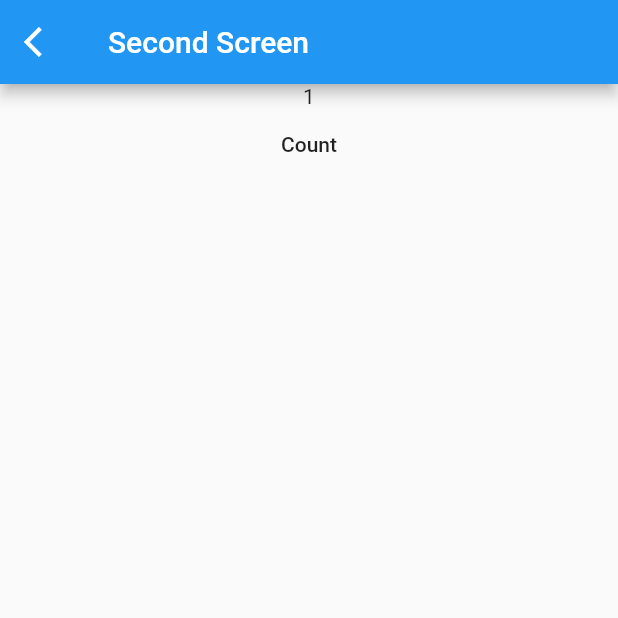
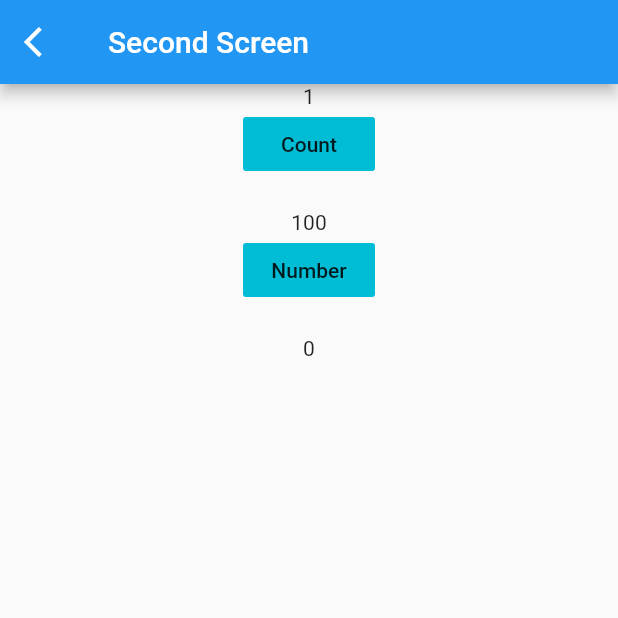
Before and after one commit to roshan1960701/Getx_practise, a Flutter app: the SecondScreen screen opened by its route, after a tap on "Count", on a phone screen of 412 x 824 dp, the top half of it. Run offline on Flutter 3.47's test engine with Material 2 defaults, Android fonts, the phone set to English and light mode, and no system bars; our stand-ins replace get.

Commit message:
Controller init and close implemented

```diff
--- /dev/null
+++ b/lib/Pages/Home/Controller/second_controller.dart
@@ -0,0 +1,22 @@
+import 'package:get/get.dart';
+
+class SecondController extends GetxController{
+  var count = 0;
+
+  void increament()async{
+    count++;
+    update();
+  }
+
+  @override
+  void onInit() {
+    super.onInit();
+    print('this is second controller');
+  }
+
+  @override
+  void onClose() {
+    super.onClose();
+    print('we closed the controller');
+  }
+}
--- a/lib/Pages/Home/View/secondPage.dart
+++ b/lib/Pages/Home/View/secondPage.dart
@@ -1,6 +1,7 @@
 import 'package:flutter/material.dart';
 import 'package:get/get.dart';
 import 'package:getx_app/Pages/Home/Controller/home_controller.dart';
+import 'package:getx_app/Pages/Home/Controller/second_controller.dart';
 import 'package:getx_app/Services/api_service.dart';
 
 class SecondScreen extends StatefulWidget {
@@ -34,7 +35,26 @@ class _SecondScreenState extends State<SecondScreen> {
                 builder: (controller){
               return Text('${controller.count}');
             }),
-            FlatButton(onPressed: ()async => Get.find<HomeController>().increment(), child: Text('Count'))
+            FlatButton(
+                color: Colors.cyan,
+                onPressed: ()async => Get.find<HomeController>().increment(), child: Text('Count')),
+            const SizedBox(
+              height: 20.0,
+            ),
+            GetBuilder<HomeController>(
+                init: HomeController(),
+                builder: (controller){
+                  return Text('${controller.no}');
+                }),
+            FlatButton(
+                color: Colors.cyan,
+                onPressed: ()async => Get.find<HomeController>().decreament(), child: Text('Number')),
+            const SizedBox(height: 20.0,),
+            GetBuilder<SecondController>(
+              init: SecondController(),
+              builder: (controller){
+                return Text('${controller.count}');
+              },),
 
           ],
         ),
--- a/lib/main.dart
+++ b/lib/main.dart
@@ -3,6 +3,7 @@ import 'package:get/get.dart';
 import 'package:getx_app/Pages/Home/Binding/home_binding.dart';
 import 'package:getx_app/Pages/Home/View/home.dart';
 import 'package:getx_app/Pages/Home/View/secondPage.dart';
+import 'package:getx_app/Pages/Home/View/third.dart';
 
 void main() {
   runApp(const MyApp());
@@ -21,7 +22,8 @@ class MyApp extends StatelessWidget {
       ),
       getPages: [
         GetPage(name: '/home', page: () => const HomeScreen(),binding: HomeBinding()),
-        GetPage(name: '/second', page: () => const SecondScreen())
+        GetPage(name: '/second', page: () => const SecondScreen()),
+        GetPage(name: '/third', page: () => const ThirdScreen()),
       ],
       initialRoute: '/home',
 
```
Also changed, not shown: lib/Pages/Home/Controller/home_controller.dart (+11 -2 lines), lib/Pages/Home/View/home.dart (+8 -0 lines), lib/Pages/Home/View/third.dart (added, +44 -0 lines).
